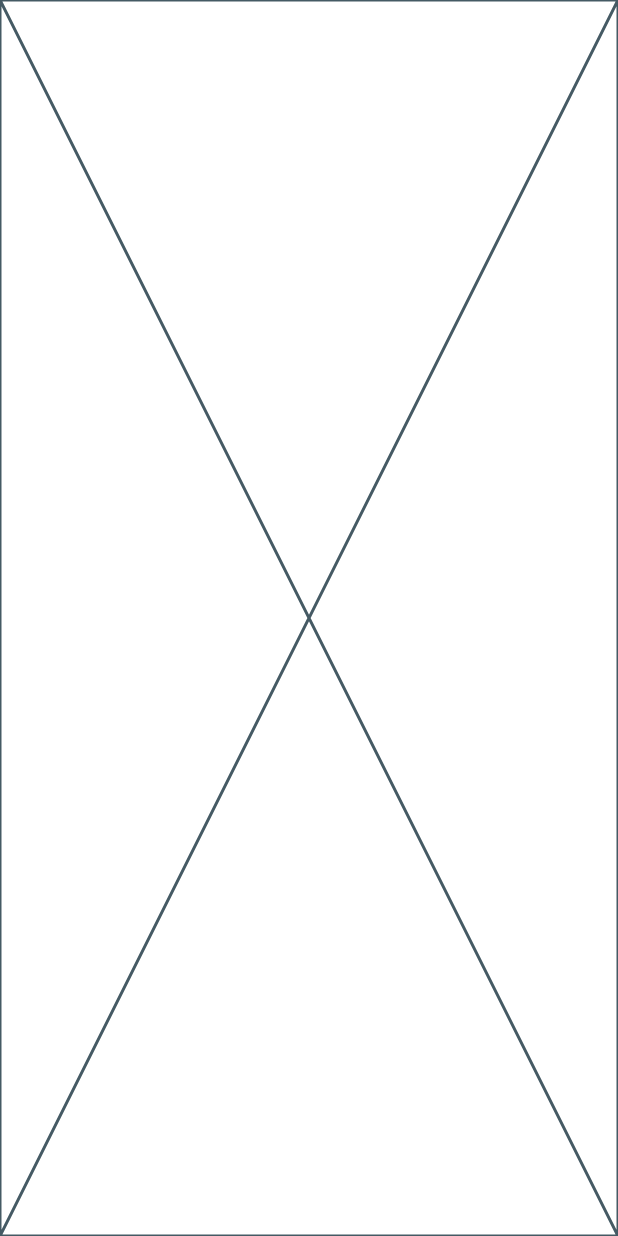
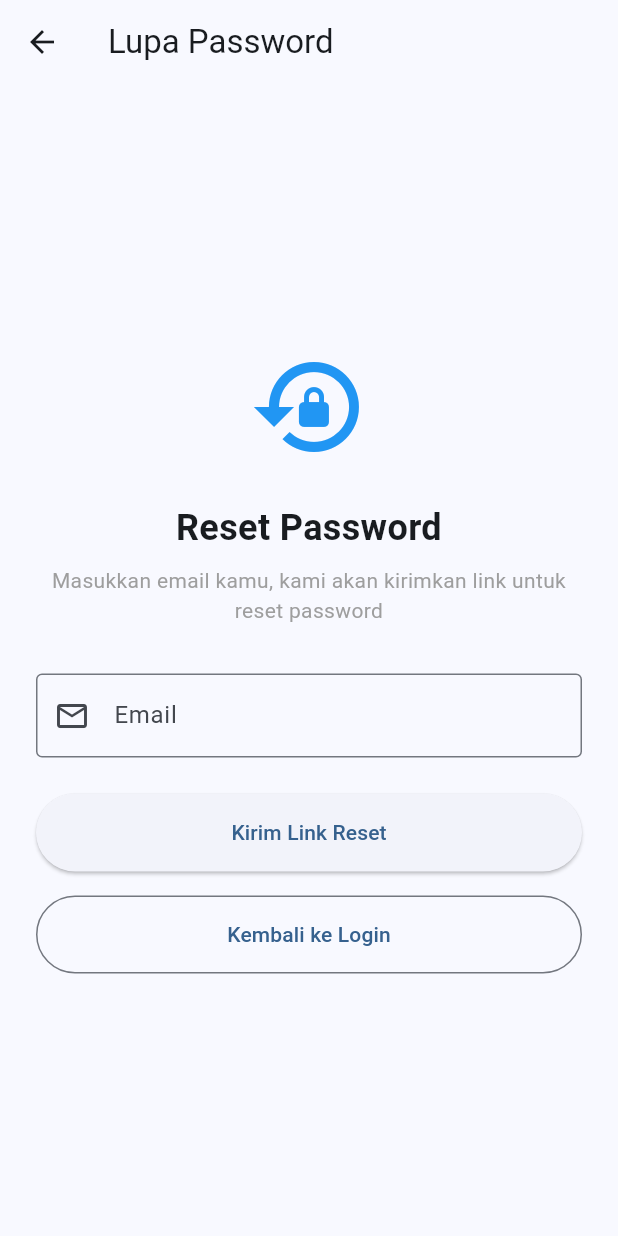
Before and after one commit to Priannn/uts_mobileprogramming, a Flutter app: the screen it shows after launch, after a tap on "Login", after a tap on "Lupa Password?", on a phone screen of 412 x 824 dp. Run offline on Flutter 3.47's test engine with Material 3 defaults, Android fonts, the phone set to English and light mode, and no system bars.

Commit message:
membuat halaman lupa password

```diff
--- a/lib/main.dart
+++ b/lib/main.dart
@@ -1,4 +1,5 @@
 import 'package:flutter/material.dart';
+import 'package:uts_mobileprogramming/screens/forgot_password.dart';
 import 'package:uts_mobileprogramming/screens/login_screen.dart';
 
 // fungsi utama - titik masuk aplikasi berjalan
@@ -25,7 +26,7 @@ class MyApp extends StatelessWidget {
       routes: {
         '/': (context) => const LoginScreen(),
 
-        '/forgot_password': (context) => const Placeholder(),
+        '/forgot_password': (context) => const ForgotPassword(),
 
         '/dashboard': (context) => const Placeholder(),
       },
--- /dev/null
+++ b/lib/screens/forgot_password.dart
@@ -0,0 +1,167 @@
+import 'package:flutter/material.dart';
+
+// ForgotPassword adalah halaman lupa password
+// Pakai StatefulWidget karena ada state yang berubah (loading)
+class ForgotPassword extends StatefulWidget {
+  const ForgotPassword({super.key});
+
+  @override
+  State<ForgotPassword> createState() => _ForgotPasswordState();
+}
+
+class _ForgotPasswordState extends State<ForgotPassword> {
+  // Kunci unik untuk Form — dipakai saat validasi ditekan
+  final _formKey = GlobalKey<FormState>();
+
+  // Controller untuk mengambil teks yang diketik user di field email
+  final _emailController = TextEditingController();
+
+  // State: apakah sedang loading?
+  bool _isLoading = false;
+
+  // Wajib dibersihkan saat halaman ditutup supaya tidak bocor memori
+  @override
+  void dispose() {
+    _emailController.dispose();
+    super.dispose();
+  }
+
+  // Fungsi yang dijalankan saat tombol "Kirim Link Reset" ditekan
+  void _handleSendReset() {
+    // Cek apakah semua validasi form sudah lolos
+    if (_formKey.currentState!.validate()) {
+      _doSendReset();
+    }
+  }
+
+  // Fungsi proses kirim link reset
+  void _doSendReset()  {
+    // Mulai loading
+    setState(() {
+      _isLoading = true;
+    });
+
+
+
+    // Selesai loading
+    setState(() {
+      _isLoading = false;
+    });
+
+    // Tampilkan Snackbar sebagai feedback ke user
+    // mounted: pastikan widget masih ada sebelum tampilkan snackbar
+    if (mounted) {
+      ScaffoldMessenger.of(context).showSnackBar(
+        const SnackBar(
+          content: Text('Link reset telah dikirim ke email kamu!'),
+          backgroundColor: Colors.green,
+        ),
+      );
+    }
+  }
+
+  @override
+  Widget build(BuildContext context) {
+    return Scaffold(
+      // AppBar dengan tombol back otomatis
+      appBar: AppBar(title: const Text('Lupa Password')),
+      body: SafeArea(
+        // SafeArea supaya konten tidak tertutup notch atau status bar
+        child: Center(
+          child: SingleChildScrollView(
+            // SingleChildScrollView supaya bisa scroll jika keyboard muncul
+            padding: const EdgeInsets.all(24),
+            child: Form(
+              // Form membungkus semua field input
+              key: _formKey,
+              child: Column(
+                // Column menyusun widget secara vertikal
+                crossAxisAlignment: CrossAxisAlignment.stretch,
+                children: [
+                  // Icon di atas
+                  const Icon(Icons.lock_reset, size: 80, color: Colors.blue),
+
+                  const SizedBox(height: 24), // Jarak vertikal
+                  // Judul halaman
+                  const Text(
+                    'Reset Password',
+                    style: TextStyle(fontSize: 24, fontWeight: FontWeight.bold),
+                    textAlign: TextAlign.center,
+                  ),
+
+                  const SizedBox(height: 8), // Jarak vertikal
+                  // Deskripsi singkat
+                  const Text(
+                    'Masukkan email kamu, kami akan kirimkan link untuk reset password',
+                    style: TextStyle(fontSize: 14, color: Colors.grey),
+                    textAlign: TextAlign.center,
+                  ),
+
+                  const SizedBox(height: 32), // Jarak vertikal
+                  // Field Email
+                  TextFormField(
+                    controller: _emailController,
+                    // Tipe keyboard — munculkan keyboard email (ada tombol @)
+                    keyboardType: TextInputType.emailAddress,
+                    decoration: const InputDecoration(
+                      labelText: 'Email',
+                      hintText: 'Masukkan email kamu',
+                      prefixIcon: Icon(Icons.email_outlined),
+                      border: OutlineInputBorder(),
+                    ),
+                    // Validator dijalankan saat form.validate() dipanggil
+                    validator: (value) {
+                      // Cek apakah field kosong
+                      if (value == null || value.isEmpty) {
+                        return 'Email tidak boleh kosong';
+                      }
+                      // Cek apakah format email valid menggunakan regex
+                      if (!RegExp(
+                        r'^[\w-\.]+@([\w-]+\.)+[\w-]{2,4}$',
+                      ).hasMatch(value)) {
+                        return 'Format email tidak valid';
+                      }
+                      return null; // null berarti validasi lolos
+                    },
+                  ),
+
+                  const SizedBox(height: 24), // Jarak vertikal
+                  // Tombol Kirim Link Reset
+                  ElevatedButton(
+                    // Jika sedang loading, tombol dinonaktifkan (onPressed: null)
+                    onPressed: _isLoading ? null : _handleSendReset,
+                    style: ElevatedButton.styleFrom(
+                      padding: const EdgeInsets.symmetric(vertical: 16),
+                    ),
+                    child: _isLoading
+                        // Tampilkan loading indicator jika sedang loading
+                        ? const SizedBox(
+                            height: 20,
+                            width: 20,
+                            child: CircularProgressIndicator(strokeWidth: 2),
+                          )
+                        // Tampilkan teks jika tidak sedang loading
+                        : const Text('Kirim Link Reset'),
+                  ),
+
+                  const SizedBox(height: 16), // Jarak vertikal
+                  // Tombol Kembali ke Login
+                  OutlinedButton(
+                    onPressed: () {
+                      // Navigator.pop = kembali ke halaman sebelumnya (Login)
+                      Navigator.pop(context);
+                    },
+                    style: OutlinedButton.styleFrom(
+                      padding: const EdgeInsets.symmetric(vertical: 16),
+                    ),
+                    child: const Text('Kembali ke Login'),
+                  ),
+                ],
+              ),
+            ),
+          ),
+        ),
+      ),
+    );
+  }
+}
```
